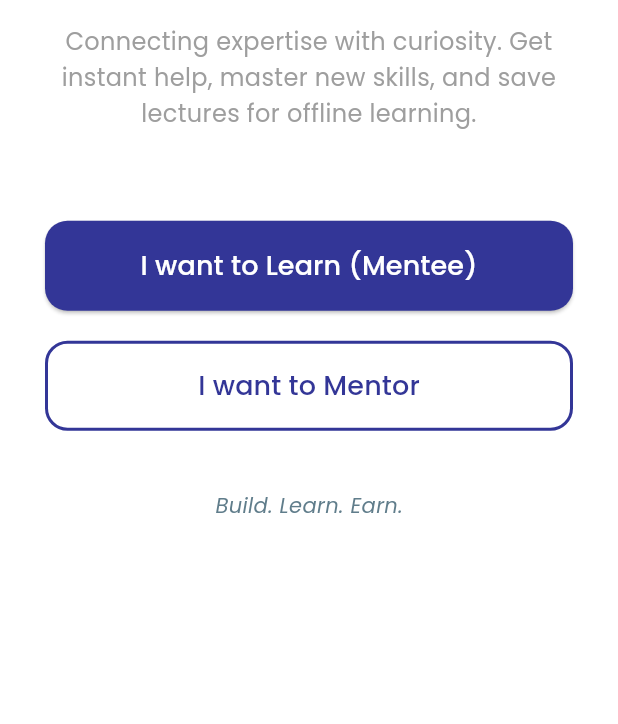
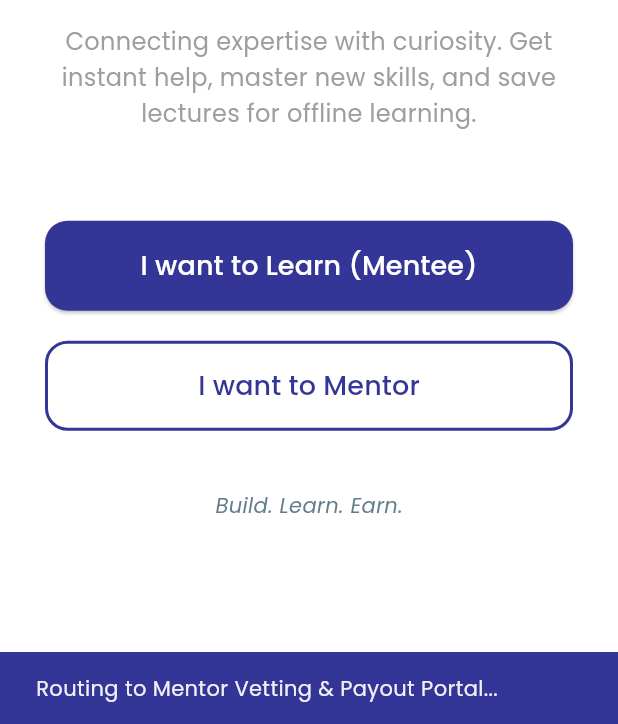
Before and after one commit to Lawsoft2029/MentorLink, a Flutter app: the screen it shows after launch, after a tap on "I want to Mentor", on a phone screen of 412 x 824 dp, the part 512-1236 px from its top. Run offline on Flutter 3.47's test engine with Material 3 defaults, Android fonts, the phone set to English and light mode, and no system bars; our stand-ins replace cloud_firestore, file_picker, firebase_auth, firebase_core, flutter_highlight, flutter_riverpod and 2 more; missing offline and left inert: agora_rtc_engine, code_text_field, highlight; accounts and stored records are empty.

```diff
--- a/lib/features/auth/presentation/welcome_screen.dart
+++ b/lib/features/auth/presentation/welcome_screen.dart
@@ -1,5 +1,7 @@
 import 'package:flutter/material.dart';
 import 'mentee_auth_screen.dart';
+// IMPORTANT: Once you create your mentor_auth_screen.dart, import it here!
+// import 'mentor_auth_screen.dart';
 
 class WelcomeScreen extends StatelessWidget {
   const WelcomeScreen({super.key});
@@ -19,12 +21,12 @@ class WelcomeScreen extends StatelessWidget {
                 height: 120,
                 width: 120,
                 decoration: BoxDecoration(
-                  color: const Color(0xFF333697).withValues(alpha:0.1),
+                  // ignore: deprecated_member_use
+                  color: const Color(0xFF333697).withOpacity(0.1), // Updated for stable API compatibility
                   shape: BoxShape.circle,
                 ),
                 child: const Icon(
-                  Icons
-                      .link, // Replace this icon with your Image.asset logo later
+                  Icons.link, // Replace this icon with your Image.asset logo later
                   size: 60,
                   color: Color(0xFF333697),
                 ),
@@ -63,7 +65,7 @@ class WelcomeScreen extends StatelessWidget {
                       MaterialPageRoute(
                         builder: (context) => const MenteeAuthScreen(),
                       ),
-                    ); // We will navigate to Mentee Signup/Login next
+                    );
                   },
                   style: ElevatedButton.styleFrom(
                     backgroundColor: const Color(0xFF333697),
@@ -85,7 +87,19 @@ class WelcomeScreen extends StatelessWidget {
                 height: 60,
                 child: OutlinedButton(
                   onPressed: () {
-                    // We will navigate to Mentor Signup/Login next
+                    // Placeholder navigation for the upcoming Mentor Verification and Authentication module
+                    ScaffoldMessenger.of(context).showSnackBar(
+                      const SnackBar(
+                        backgroundColor: Color(0xFF333697),
+                        content: Text("Routing to Mentor Vetting & Payout Portal..."),
+                      ),
+                    );
+
+                    // Future wiring implementation:
+                    // Navigator.push(
+                    //   context,
+                    //   MaterialPageRoute(builder: (context) => const MentorAuthScreen()),
+                    // );
                   },
                   style: OutlinedButton.styleFrom(
                     side: const BorderSide(color: Color(0xFF333697), width: 2),
```
Also changed, not shown: lib/features/mentee/presentation/mentee_dashboard.dart (+7 -3 lines).
